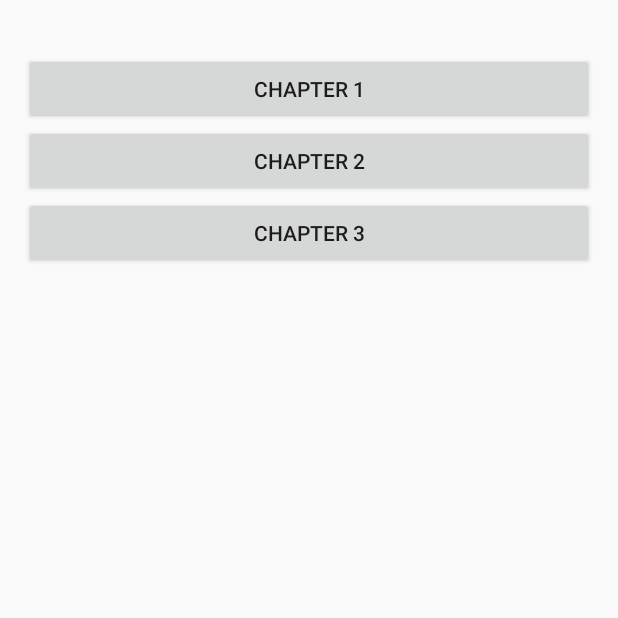
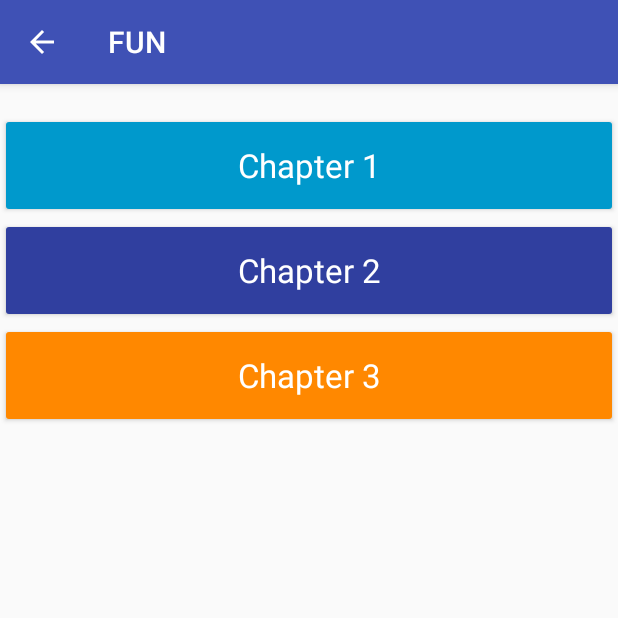
Before and after one commit to Aldhofransnanda/FUN, an Android app: the PlayActivity screen opened directly, with no data from a screen before it, after a tap on an icon or button, on a phone screen of 412 x 824 dp, the top half of it. Run offline under Robolectric (Android 15) with nearby library versions, the phone set to English and light mode, and no system bars.

Commit message:
Interface Updates

```diff
--- a/app/src/main/AndroidManifest.xml
+++ b/app/src/main/AndroidManifest.xml
@@ -45,9 +45,7 @@
         <activity android:name=".View_Score_Entry" />
         <activity
             android:name=".Popup"
-            android:theme="@style/AppTheme.CustomTheme">
-
-        </activity>
+            android:theme="@style/AppTheme.CustomTheme"></activity>
     </application>
 
 </manifest>
--- a/app/src/main/java/id/sch/smktelkom_mlg/project/xiirpl106162636/fun/PlayActivity.java
+++ b/app/src/main/java/id/sch/smktelkom_mlg/project/xiirpl106162636/fun/PlayActivity.java
@@ -23,6 +23,7 @@ public class PlayActivity extends AppCompatActivity {
                 Intent intent = new Intent(PlayActivity.this, Popup.class);
                 //Intent intent = new Intent(PlayActivity.this, PlayDetailActivity.class);
                 //intent.putExtra("lesson", lesson);
+                //onBackPressed();
                 startActivity(intent);
             }
         });
@@ -33,6 +34,7 @@ public class PlayActivity extends AppCompatActivity {
                 lesson = 1;
                 Intent intent = new Intent(PlayActivity.this, PlayDetailActivity.class);
                 intent.putExtra("lesson", lesson);
+                onBackPressed();
                 startActivity(intent);
             }
         });
@@ -43,6 +45,7 @@ public class PlayActivity extends AppCompatActivity {
                 lesson = 3;
                 Intent intent = new Intent(PlayActivity.this, PlayDetailActivity.class);
                 intent.putExtra("lesson", lesson);
+                onBackPressed();
                 startActivity(intent);
             }
         });
--- a/app/src/main/java/id/sch/smktelkom_mlg/project/xiirpl106162636/fun/PlayDetailActivity.java
+++ b/app/src/main/java/id/sch/smktelkom_mlg/project/xiirpl106162636/fun/PlayDetailActivity.java
@@ -3,18 +3,32 @@ package id.sch.smktelkom_mlg.project.xiirpl106162636.fun;
 import android.content.Intent;
 import android.os.Bundle;
 import android.support.v7.app.AppCompatActivity;
+import android.support.v7.widget.RecyclerView;
+import android.support.v7.widget.Toolbar;
+import android.view.MenuItem;
 import android.view.View;
 import android.widget.Button;
 import android.widget.TextView;
+
+import java.util.List;
 
 public class PlayDetailActivity extends AppCompatActivity {
 
     TextView cobalesson;
 
+    QuizHelper helpher;
+    List<Chapter> dbList;
+    RecyclerView mRecyclerView;
+    private RecyclerView.Adapter mAdapter;
+    private RecyclerView.LayoutManager mLayoutManager;
+
     @Override
     protected void onCreate(Bundle savedInstanceState) {
         super.onCreate(savedInstanceState);
         setContentView(R.layout.activity_play_detail);
+        Toolbar toolbar = (Toolbar) findViewById(R.id.toolbar);
+        setSupportActionBar(toolbar);
+        getSupportActionBar().setDisplayHomeAsUpEnabled(true);
 
         cobalesson = (TextView) findViewById(R.id.textView);
         final Intent lesson = getIntent();
@@ -35,6 +49,7 @@ public class PlayDetailActivity extends AppCompatActivity {
                 Intent intent = new Intent(PlayDetailActivity.this, SlidingQuiz.class);
                 intent.putExtra("lesson", k);
                 intent.putExtra("chapter", chapter);
+                onBackPressed();
                 startActivity(intent);
             }
         });
@@ -45,7 +60,8 @@ public class PlayDetailActivity extends AppCompatActivity {
                 Intent intent = new Intent(PlayDetailActivity.this, SlidingQuiz.class);
                 intent.putExtra("lesson", k);
                 intent.putExtra("chapter", chapter);
-                    startActivity(intent);
+                onBackPressed();
+                startActivity(intent);
 
 
             }
@@ -57,8 +73,18 @@ public class PlayDetailActivity extends AppCompatActivity {
                 Intent intent = new Intent(PlayDetailActivity.this, SlidingQuiz.class);
                 intent.putExtra("lesson", k);
                 intent.putExtra("chapter", chapter);
+                onBackPressed();
                 startActivity(intent);
             }
         });
     }
+
+    @Override
+    public boolean onOptionsItemSelected(MenuItem item) {
+        if (item.getItemId() == android.R.id.home) {
+            onBackPressed();
+            return true;
+        }
+        return super.onOptionsItemSelected(item);
+    }
 }
--- a/app/src/main/java/id/sch/smktelkom_mlg/project/xiirpl106162636/fun/SlidingQuiz.java
+++ b/app/src/main/java/id/sch/smktelkom_mlg/project/xiirpl106162636/fun/SlidingQuiz.java
@@ -11,6 +11,7 @@ import android.support.v7.app.AppCompatActivity;
 import android.support.v7.widget.Toolbar;
 import android.text.Editable;
 import android.text.TextWatcher;
+import android.util.Log;
 import android.widget.Button;
 import android.widget.TextView;
 
@@ -152,6 +153,9 @@ public class SlidingQuiz extends AppCompatActivity implements FragmentCommunicat
         String query = "INSERT INTO score values (null, '" + j + "', '" + mapel + "', '" + k + "', '" + score + "');";
         basDat.execSQL(query);
 
+        Log.d("questions", query);
+
+
         Intent intent = new Intent(getBaseContext(),
                 ResultActivity.class);
 
@@ -160,6 +164,7 @@ public class SlidingQuiz extends AppCompatActivity implements FragmentCommunicat
         b.putInt("score", score); // Your score
         b.putStringArray("answers", answers);
         intent.putExtras(b); // Put your score to your next
+        onBackPressed();
         startActivity(intent);
 
     }
--- a/app/src/main/res/layout/activity_play_detail.xml
+++ b/app/src/main/res/layout/activity_play_detail.xml
@@ -1,15 +1,27 @@
 <?xml version="1.0" encoding="utf-8"?>
-<RelativeLayout xmlns:android="http://schemas.android.com/apk/res/android"
+<LinearLayout xmlns:android="http://schemas.android.com/apk/res/android"
+    xmlns:app="http://schemas.android.com/apk/res-auto"
     xmlns:tools="http://schemas.android.com/tools"
     android:id="@+id/activity_play_detail"
     android:layout_width="match_parent"
     android:layout_height="match_parent"
-    android:paddingBottom="@dimen/activity_vertical_margin"
-    android:paddingLeft="@dimen/activity_horizontal_margin"
-    android:paddingRight="@dimen/activity_horizontal_margin"
-    android:paddingTop="@dimen/activity_vertical_margin"
+    android:orientation="vertical"
     tools:context="id.sch.smktelkom_mlg.project.xiirpl106162636.fun.PlayDetailActivity">
 
+    <android.support.design.widget.AppBarLayout
+        android:id="@+id/appbar"
+        android:layout_width="match_parent"
+        android:layout_height="wrap_content"
+        android:theme="@style/ThemeOverlay.AppCompat.Dark.ActionBar">
+
+        <android.support.v7.widget.Toolbar
+            android:id="@+id/toolbar"
+            android:layout_width="match_parent"
+            android:layout_height="?attr/actionBarSize"
+            android:background="?attr/colorPrimary"
+            app:layout_scrollFlags="scroll|enterAlways"
+            app:popupTheme="@style/ThemeOverlay.AppCompat.Light" />
+    </android.support.design.widget.AppBarLayout>
 
     <LinearLayout
         android:layout_width="match_parent"
@@ -23,29 +35,34 @@
             android:visibility="invisible"
             tools:text="coba lesson" />
 
-
         <Button
             android:id="@+id/buttonChapter1"
             style="@style/Widget.AppCompat.Button"
             android:layout_width="match_parent"
-            android:layout_height="wrap_content"
+            android:layout_height="70dp"
 
-            android:text="Chapter 1" />
+            android:backgroundTint="@android:color/holo_blue_dark"
+            android:text="Chapter 1"
+            android:textAppearance="@style/TextAppearance.AppCompat.Large.Inverse" />
 
         <Button
             android:id="@+id/buttonChapter2"
             style="@style/Widget.AppCompat.Button"
             android:layout_width="match_parent"
-            android:layout_height="wrap_content"
-            android:text="Chapter 2" />
+            android:layout_height="70dp"
+            android:backgroundTint="@color/colorPrimaryDark"
+            android:text="Chapter 2"
+            android:textAppearance="@style/TextAppearance.AppCompat.Large.Inverse" />
 
         <Button
             android:id="@+id/buttonChapter3"
             style="@style/Widget.AppCompat.Button"
             android:layout_width="match_parent"
-            android:layout_height="wrap_content"
-            android:text="Chapter 3" />
+            android:layout_height="70dp"
+            android:backgroundTint="@android:color/holo_orange_dark"
+            android:text="Chapter 3"
+            android:textAppearance="@style/TextAppearance.AppCompat.Large.Inverse" />
 
     </LinearLayout>
 
-</RelativeLayout>
+</LinearLayout>
--- a/app/src/main/res/values/colors.xml
+++ b/app/src/main/res/values/colors.xml
@@ -1,6 +1,6 @@
 <?xml version="1.0" encoding="utf-8"?>
 <resources>
     <color name="colorPrimary">#3F51B5</color>
-    <color name="colorPrimaryDark">#303F9F</color>
-    <color name="colorAccent">#FF4081</color>
+    <color name="colorPrimaryDark">#303f9f</color>
+    <color name="colorAccent">#ff4081</color>
 </resources>
--- a/app/src/main/res/values/styles.xml
+++ b/app/src/main/res/values/styles.xml
@@ -9,8 +9,8 @@
     </style>
 
     <style name="AppTheme.NoActionBar">
-        <item name="windowActionBar">false</item>
-        <item name="windowNoTitle">true</item>
+        <item name="windowActionBar">true</item>
+        <item name="windowNoTitle">false</item>
     </style>
 
     <style name="AppTheme.AppBarOverlay" parent="ThemeOverlay.AppCompat.Dark.ActionBar" />
```
Also changed, not shown: app/src/main/java/id/sch/smktelkom_mlg/project/xiirpl106162636/fun/QuizHelper.java (+43 -1 lines), app/src/main/java/id/sch/smktelkom_mlg/project/xiirpl106162636/fun/ResultActivity.java (+5 -4 lines), app/src/main/java/id/sch/smktelkom_mlg/project/xiirpl106162636/fun/Score.java (+5 -2 lines), app/src/main/java/id/sch/smktelkom_mlg/project/xiirpl106162636/fun/ScoreActivity.java (+7 -3 lines), app/src/main/res/layout/activity_result.xml (+11 -4 lines), app/src/main/res/layout/activity_score.xml (+31 -8 lines), app/src/main/res/layout/fragment_answer.xml (+19 -7 lines), app/src/main/res/layout/fragment_start.xml (+11 -3 lines), app/src/main/res/drawable/left.png (added).
